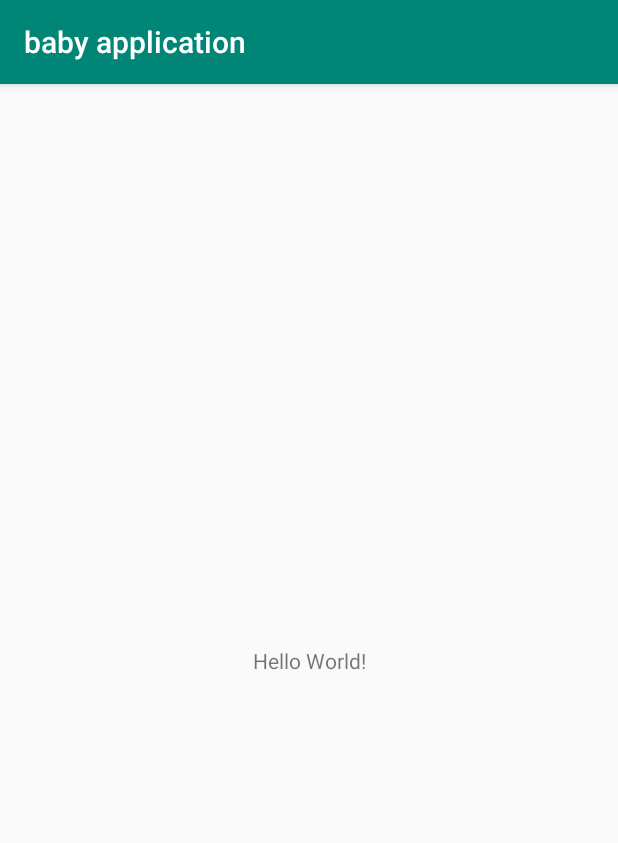
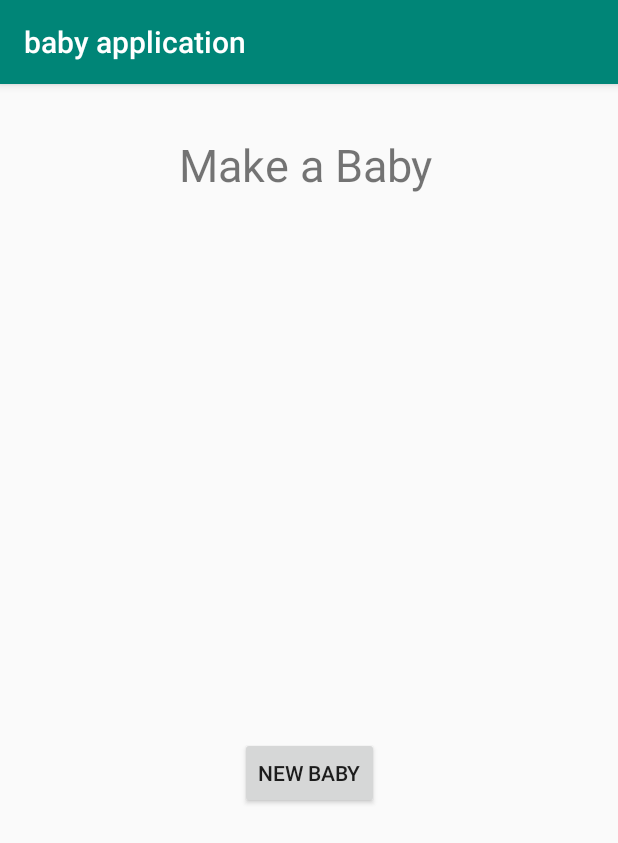
Before and after one commit to W1r3W0lf/bbapp, an Android app: the screen it shows after launch (MainActivity), on a phone screen of 412 x 824 dp. Shown: the top 843 px of the screen. Run offline under Robolectric (Android 15) with nearby library versions, the phone set to English and light mode, and no system bars.

Commit message:
Basic UI

```diff
--- a/app/src/main/res/layout/activity_main.xml
+++ b/app/src/main/res/layout/activity_main.xml
@@ -7,12 +7,30 @@
     tools:context=".MainActivity">
 
     <TextView
+        android:id="@+id/textView2"
+        android:layout_width="174dp"
+        android:layout_height="41dp"
+        android:layout_marginStart="8dp"
+        android:layout_marginTop="33dp"
+        android:layout_marginEnd="8dp"
+        android:text="Make a Baby"
+        android:textSize="30sp"
+        app:layout_constraintEnd_toEndOf="parent"
+        app:layout_constraintStart_toStartOf="parent"
+        app:layout_constraintTop_toTopOf="parent" />
+
+    <Button
+        android:id="@+id/button"
         android:layout_width="wrap_content"
         android:layout_height="wrap_content"
-        android:text="Hello World!"
+        android:layout_marginStart="8dp"
+        android:layout_marginTop="84dp"
+        android:layout_marginEnd="8dp"
+        android:layout_marginBottom="8dp"
+        android:text="New Baby"
         app:layout_constraintBottom_toBottomOf="parent"
-        app:layout_constraintLeft_toLeftOf="parent"
-        app:layout_constraintRight_toRightOf="parent"
-        app:layout_constraintTop_toTopOf="parent" />
+        app:layout_constraintEnd_toEndOf="parent"
+        app:layout_constraintStart_toStartOf="parent"
+        app:layout_constraintTop_toBottomOf="@+id/textView2" />
 
 </android.support.constraint.ConstraintLayout>
```
